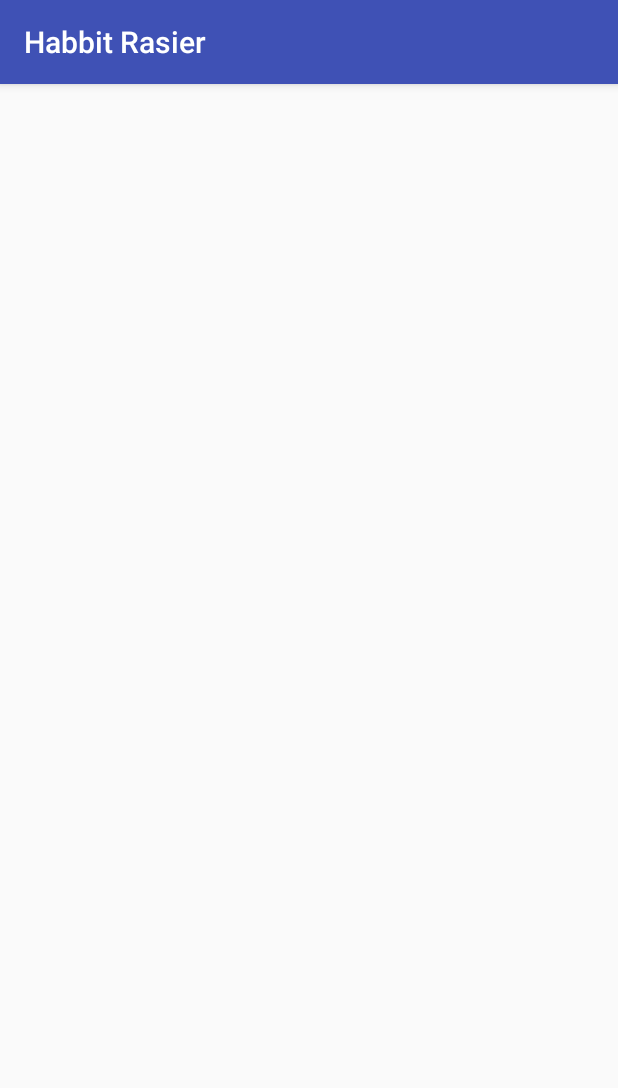
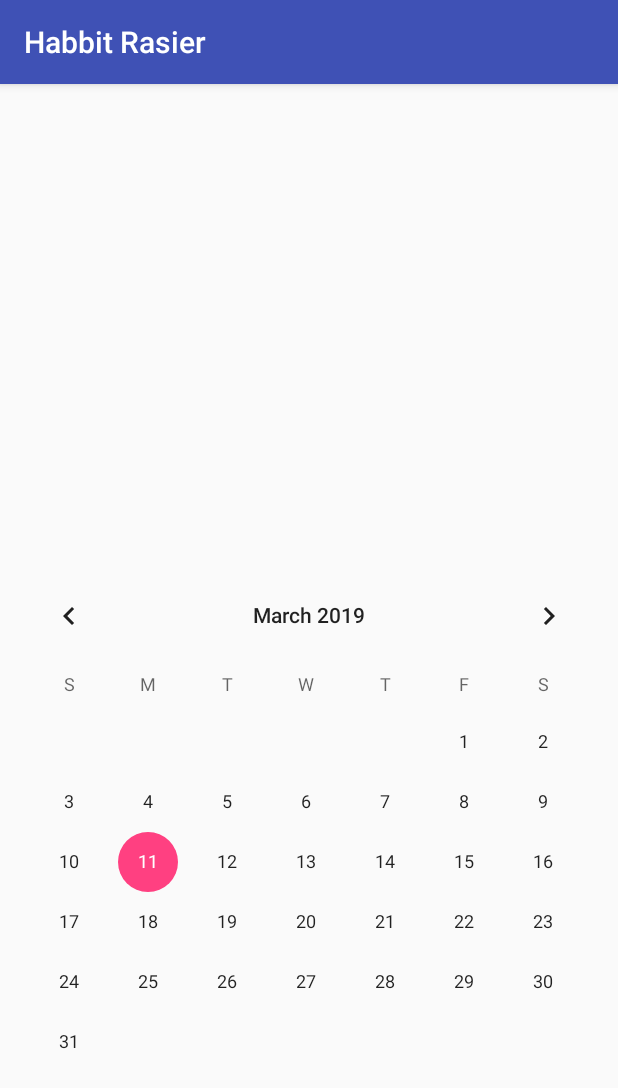
Before and after one commit to mingchaowu5/HabbitRasier, an Android app: the Calender screen opened directly, with no data from a screen before it, on a phone screen of 412 x 824 dp. Shown: the top 1088 px of the screen. Run offline under Robolectric (Android 15) with nearby library versions, the phone set to English and light mode, and no system bars.

Commit message:
Add "HabitTask" as a model class, and calendar on calendar view

```diff
--- a/app/src/main/java/com/example/liu/habbitrasier/Calender.java
+++ b/app/src/main/java/com/example/liu/habbitrasier/Calender.java
@@ -1,13 +1,28 @@
 package com.example.liu.habbitrasier;
 
+import android.support.annotation.NonNull;
 import android.support.v7.app.AppCompatActivity;
 import android.os.Bundle;
+import android.util.Log;
+import android.widget.CalendarView;
 
 public class Calender extends AppCompatActivity {
+
+    CalendarView cal_cal;
 
     @Override
     protected void onCreate(Bundle savedInstanceState) {
         super.onCreate(savedInstanceState);
         setContentView(R.layout.activity_calender);
+
+        cal_cal = (CalendarView) findViewById( R.id.cal_calendar);
+
+        cal_cal.setOnDateChangeListener(new CalendarView.OnDateChangeListener() {
+            @Override
+            public void onSelectedDayChange(@NonNull CalendarView calendarView, int year, int month, int day) {
+                String date = year+"/"+month+"/"+day;
+                Log.d("Calendar", "Date changed: " + date);
+            }
+        });
     }
 }
--- a/app/src/main/res/layout/activity_calender.xml
+++ b/app/src/main/res/layout/activity_calender.xml
@@ -6,4 +6,11 @@
     android:layout_height="match_parent"
     tools:context="com.example.liu.habbitrasier.Calender">
 
+    <CalendarView
+        android:id="@+id/cal_calendar"
+        android:layout_width="match_parent"
+        android:layout_height="335dp"
+        android:layout_marginBottom="112dp"
+        app:layout_constraintBottom_toBottomOf="parent"
+        app:layout_constraintStart_toStartOf="parent" />
 </android.support.constraint.ConstraintLayout>
--- a/build.gradle
+++ b/build.gradle
@@ -7,7 +7,7 @@ buildscript {
         jcenter()
     }
     dependencies {
-        classpath 'com.android.tools.build:gradle:3.0.1'
+        classpath 'com.android.tools.build:gradle:3.2.1'
 
 
         // NOTE: Do not place your application dependencies here; they belong
```
Also changed, not shown: app/src/main/java/com/example/liu/habbitrasier/HabitTask.java (added, +9 -0 lines), gradle/wrapper/gradle-wrapper.properties.
